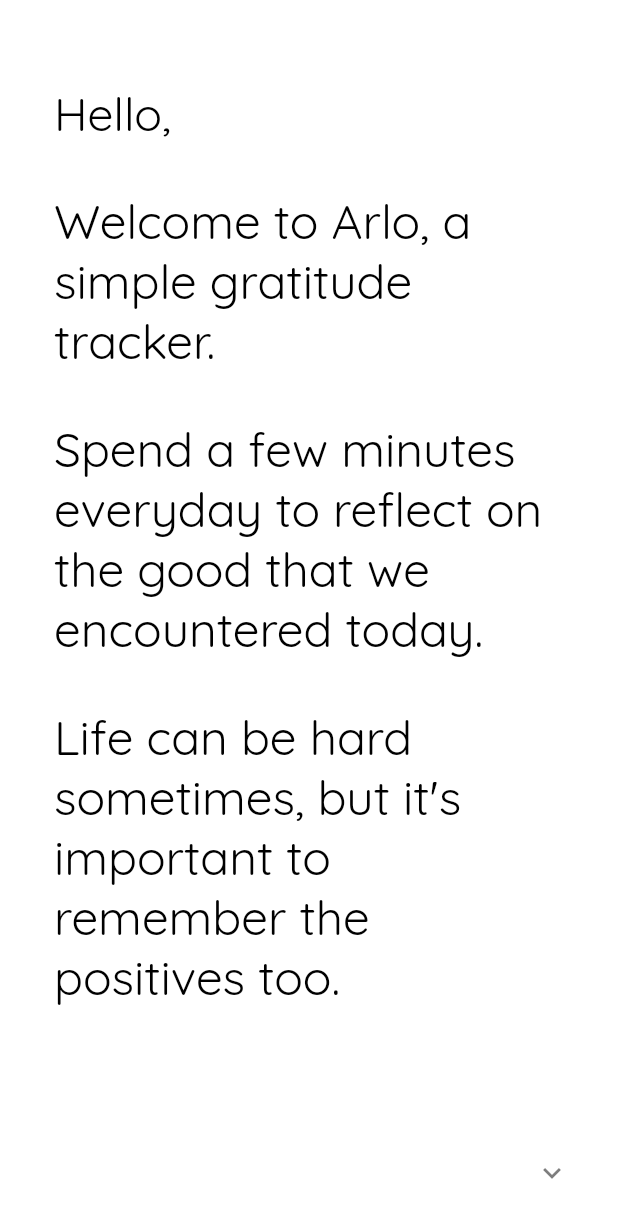
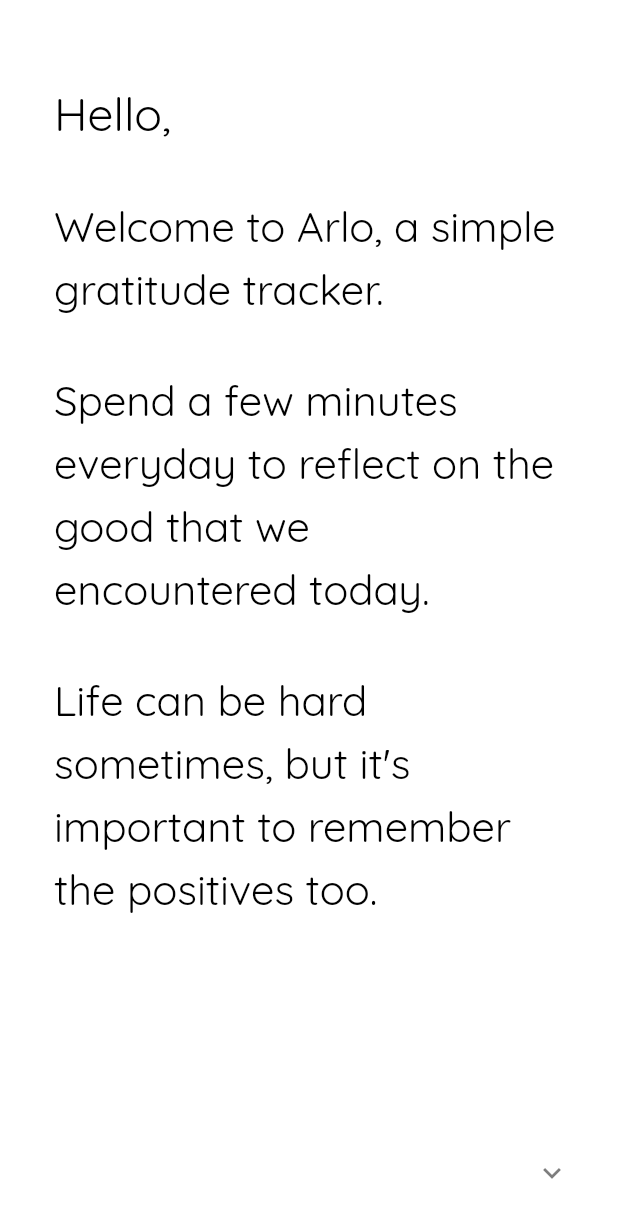
Before and after one commit to RameshNikhil/ArloApp, a Flutter app: the screen it shows after launch, on a phone screen of 412 x 824 dp. Shown: the top 1218 px of the screen. Run offline on Flutter 3.47's test engine with Material 2 defaults, Android fonts, the phone set to English and light mode, and no system bars.

Commit message:
refactoring code L1

```diff
--- a/lib/pages/intro_page.dart
+++ b/lib/pages/intro_page.dart
@@ -48,7 +48,8 @@
                         child:
                             Text("Welcome to Arlo, a simple gratitude tracker.",
                                 style: TextStyle(
-                                  fontSize: 32.0,
+                                  height: 1.5,
+                                  fontSize: 28.0,
                                   //fontFamily: "Montserrat",
                                   color: Colors.black,
                                 )),
@@ -61,7 +62,8 @@
                         child: Text(
                             "Spend a few minutes everyday to reflect on the good that we encountered today.",
                             style: TextStyle(
-                              fontSize: 32.0,
+                              height: 1.5,
+                              fontSize: 28.0,
                               //fontFamily: "Montserrat",
                               color: Colors.black,
                             )),
@@ -74,7 +76,8 @@
                         child: Text(
                             "Life can be hard sometimes, but it's important to remember the positives too.",
                             style: TextStyle(
-                              fontSize: 32.0,
+                              height: 1.5,
+                              fontSize: 28.0,
                               //fontFamily: "Montserrat",
                               color: Colors.black,
                             )),
@@ -121,6 +124,7 @@
                       child: Text(
                         "Let's start with a few details",
                         style: TextStyle(
+                          height: 1.5,
                           fontSize: 30.0,
                           color: Colors.black,
                         ),
@@ -158,6 +162,7 @@
                     child: Padding(
                       padding: const EdgeInsets.fromLTRB(0.0, 0.0, 0.0, 0.0),
                       child: TextField(
+                        obscureText: true,
                         decoration: InputDecoration(
                             border: InputBorder.none, hintText: 'Password'),
                         style: TextStyle(fontSize: 20.0),
@@ -173,12 +178,17 @@
           backgroundColor: Colors.white,
           floatingActionButton: FloatingActionButton(
             onPressed: () {
+              //TODO : This should really be a reusable component
+
               if (nameController.text.isEmpty) {
                 showDialog(
                   context: context,
                   builder: (BuildContext context) {
                     // return object of type Dialog
                     return AlertDialog(
+                      shape: RoundedRectangleBorder(
+                          borderRadius:
+                              BorderRadius.all(Radius.circular(15.0))),
                       title: new Text("Missing Name"),
                       content: new Text("Please add name before continuing"),
                       actions: <Widget>[
@@ -199,8 +209,11 @@
                   builder: (BuildContext context) {
                     // return object of type Dialog
                     return AlertDialog(
+                      shape: RoundedRectangleBorder(
+                          borderRadius:
+                              BorderRadius.all(Radius.circular(15.0))),
                       title: new Text("Missing Email"),
-                      content: new Text("Please add email before contiuing"),
+                      content: new Text("Please add email before continuing"),
                       actions: <Widget>[
                         // usually buttons at the bottom of the dialog
                         new FlatButton(
@@ -219,6 +232,9 @@
                   builder: (BuildContext context) {
                     // return object of type Dialog
                     return AlertDialog(
+                      shape: RoundedRectangleBorder(
+                          borderRadius:
+                              BorderRadius.all(Radius.circular(15.0))),
                       title: new Text("Missing Password "),
                       content:
                           new Text("Please add password before continuing"),
```
Also changed, not shown: lib/main.dart (+2 -5 lines), pubspec.lock, 2 other files.
